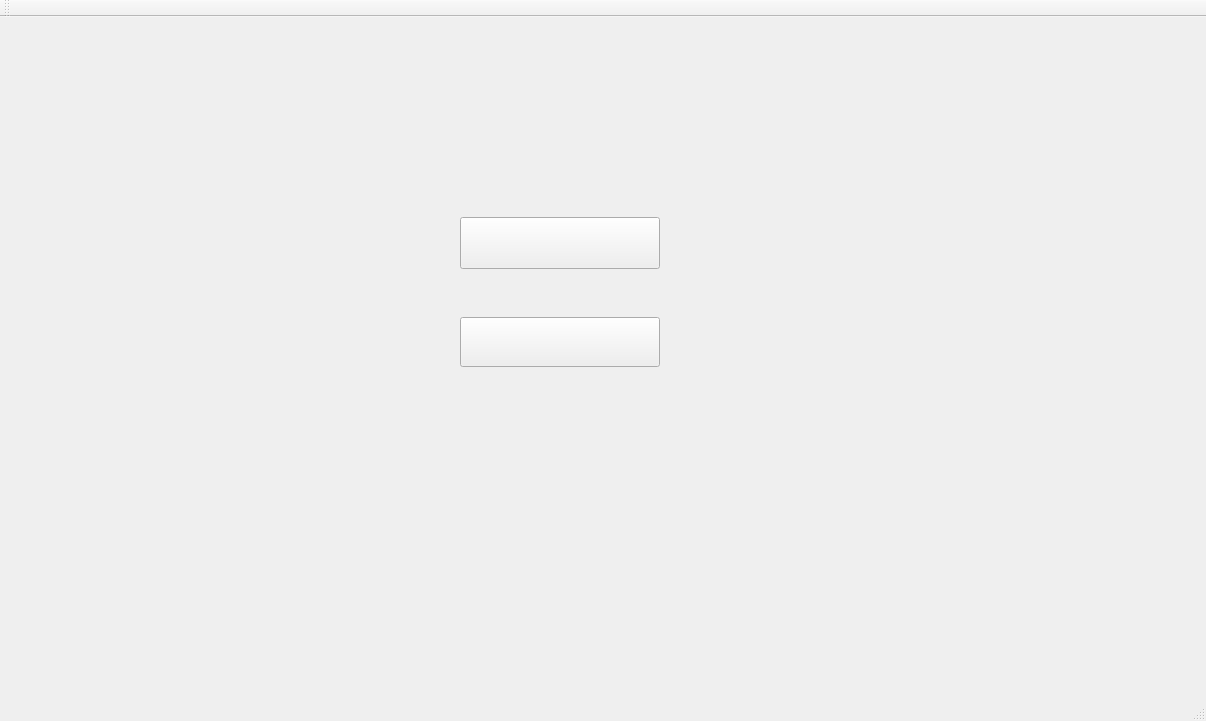
This is App/mainwindow.ui in JoDaniel1412/Scrabble as Qt 5 draws it before an edit. The edited form follows.
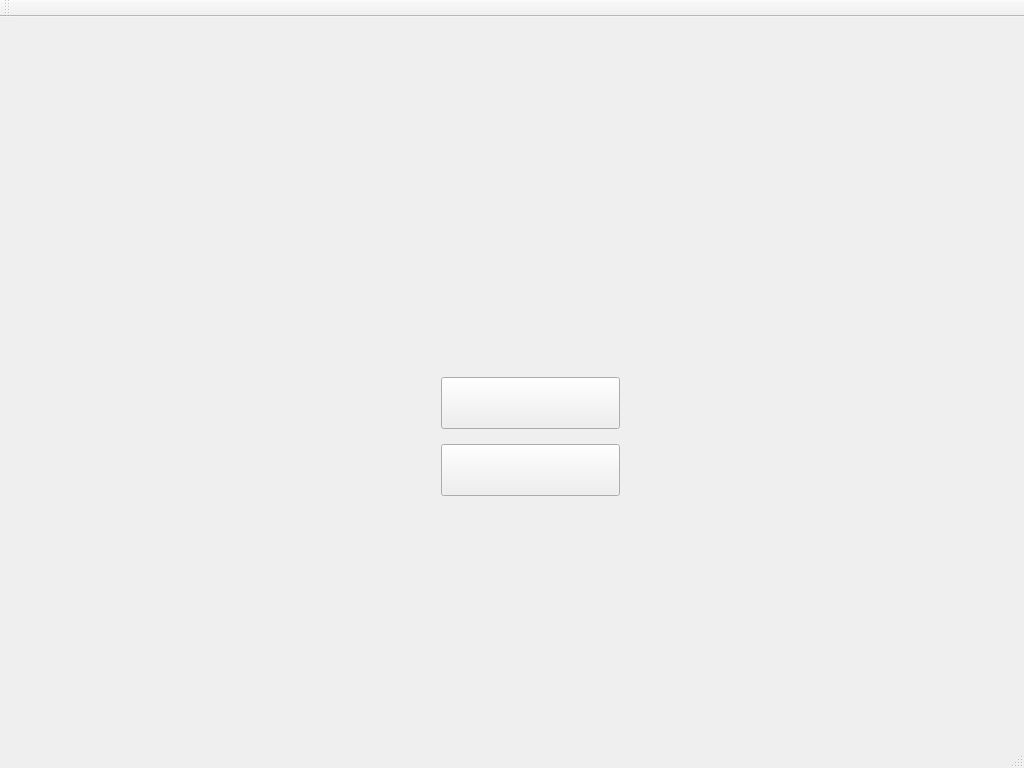
This is the edited form. Icons and pictures are not drawn.

The edit to the form file:
```diff
--- a/App/mainwindow.ui
+++ b/App/mainwindow.ui
@@ -6,34 +6,42 @@
    <rect>
     <x>0</x>
     <y>0</y>
-    <width>1206</width>
-    <height>721</height>
+    <width>1024</width>
+    <height>768</height>
    </rect>
   </property>
   <property name="windowTitle">
    <string>MainWindow</string>
   </property>
+  <property name="styleSheet">
+   <string notr="true">#centralWidget{
+	background-image: url(:/Scrabble.png);
+}</string>
+  </property>
   <widget class="QWidget" name="centralWidget">
-   <widget class="QWidget" name="btnsWidget" native="true">
+   <widget class="QWidget" name="">
     <property name="geometry">
      <rect>
-      <x>220</x>
-      <y>70</y>
-      <width>671</width>
-      <height>401</height>
+      <x>430</x>
+      <y>340</y>
+      <width>201</width>
+      <height>161</height>
      </rect>
     </property>
-    <property name="styleSheet">
-     <string notr="true"/>
-    </property>
+    <layout class="QVBoxLayout" name="vBox">
+     <item>
     <widget class="QPushButton" name="joinBtn">
-     <property name="geometry">
-      <rect>
-       <x>240</x>
-       <y>130</y>
-       <width>200</width>
+       <property name="sizePolicy">
+        <sizepolicy hsizetype="MinimumExpanding" vsizetype="Fixed">
+         <horstretch>0</horstretch>
+         <verstretch>0</verstretch>
+        </sizepolicy>
+       </property>
+       <property name="minimumSize">
+        <size>
+         <width>0</width>
        <height>52</height>
-      </rect>
+        </size>
      </property>
      <property name="styleSheet">
       <string notr="true"> #joinBtn {
@@ -47,14 +55,14 @@
       <string/>
      </property>
     </widget>
+     </item>
+     <item>
     <widget class="QPushButton" name="hostBtn">
-     <property name="geometry">
-      <rect>
-       <x>240</x>
-       <y>230</y>
-       <width>200</width>
-       <height>50</height>
-      </rect>
+       <property name="minimumSize">
+        <size>
+         <width>0</width>
+         <height>52</height>
+        </size>
      </property>
      <property name="styleSheet">
       <string notr="true"> #hostBtn {
@@ -68,22 +76,9 @@
       <string/>
      </property>
     </widget>
+     </item>
+    </layout>
    </widget>
-   <widget class="QLabel" name="scrabbleImg">
-    <property name="geometry">
-     <rect>
-      <x>0</x>
-      <y>0</y>
-      <width>900</width>
-      <height>800</height>
-     </rect>
-    </property>
-    <property name="text">
-     <string/>
-    </property>
-   </widget>
-   <zorder>scrabbleImg</zorder>
-   <zorder>btnsWidget</zorder>
   </widget>
   <widget class="QMenuBar" name="menuBar">
    <property name="geometry">
```
Left out of the diff: 2 changed lines with no effect on the pictures. Lines whose indentation alone changed are shown as unchanged.
